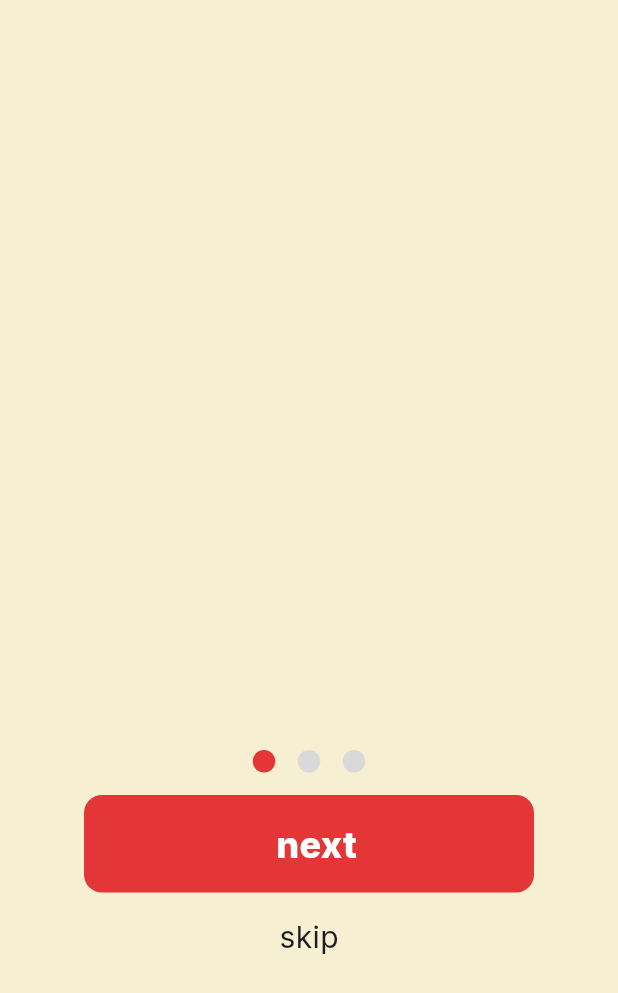
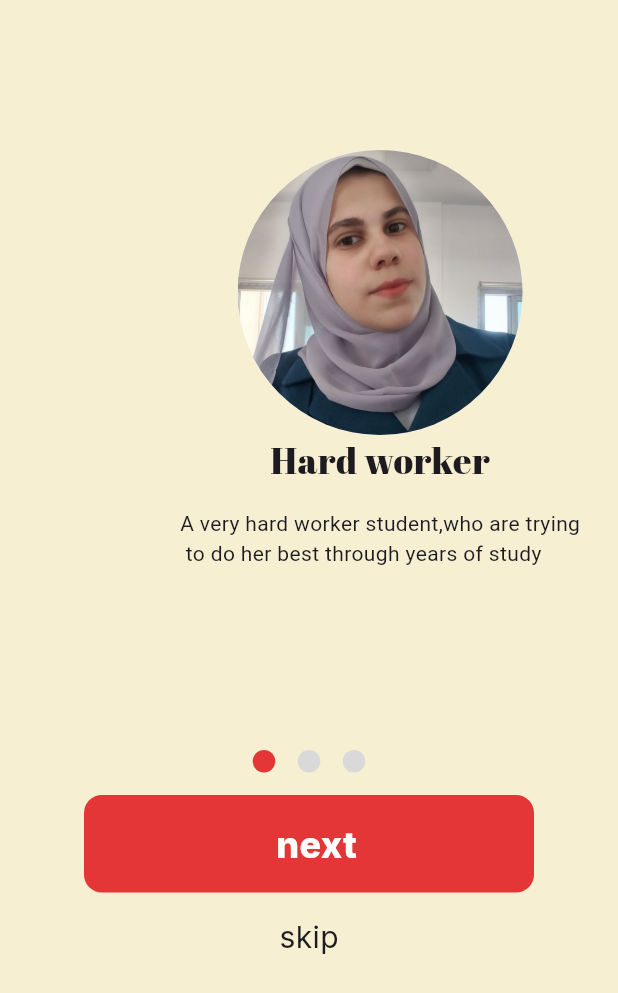
Before and after one commit to SMaged21/salooma_, a Flutter app: the screen it shows after launch, on a phone screen of 412 x 824 dp. Shown: the top 993 px of the screen. Run offline on Flutter 3.47's test engine with Material 3 defaults, Android fonts, the phone set to English and light mode, and no system bars; our stand-ins replace go_router, google_fonts.

Commit message:
on boarding page1 done

```diff
--- a/lib/core/assets/app_images.dart
+++ b/lib/core/assets/app_images.dart
@@ -1,6 +1,6 @@
 class AppImages {
   static String logo = "assets/images/logo.png";
-  static String img1 = "assets/images/1.png";
-  static String img2 = "assets/images/2.png";
-  static String img3 = "assets/images/3.png";
+  static String img1 = "assets/images/1.jpg";
+  static String img2 = "assets/images/2.jpg";
+  static String img3 = "assets/images/3.jpg";
 }
--- /dev/null
+++ b/lib/features/onboarding/presentation/views/onboarding_page1.dart
@@ -0,0 +1,15 @@
+import 'package:flutter/material.dart';
+import 'package:salooma_app/core/app_color.dart';
+import 'package:salooma_app/features/onboarding/presentation/views/widgets/onboarding_page1_body.dart';
+
+class OnboardingPage1 extends StatelessWidget {
+  const OnboardingPage1({super.key});
+
+  @override
+  Widget build(BuildContext context) {
+    return Scaffold(
+      backgroundColor: AppColor.secondColor,
+      body: OnboardingPage1Body(),
+    );
+  }
+}
--- /dev/null
+++ b/lib/features/onboarding/presentation/views/widgets/onboarding_page1_body.dart
@@ -0,0 +1,33 @@
+import 'package:flutter/material.dart';
+import 'package:salooma_app/core/assets/app_fonts.dart';
+import 'package:salooma_app/core/assets/app_images.dart';
+
+class OnboardingPage1Body extends StatelessWidget {
+  const OnboardingPage1Body({super.key});
+
+  @override
+  Widget build(BuildContext context) {
+    return Column(
+      mainAxisAlignment: MainAxisAlignment.start,
+      crossAxisAlignment: CrossAxisAlignment.center,
+      children: [
+        CircleAvatar(
+          radius: 95,
+          child: ClipOval(
+            child: Image.asset(
+              AppImages.img1,
+              width: 200,
+              height: 200,
+              fit: BoxFit.cover,
+            ),
+          ),
+        ),
+        Text("Hard worker", style: AppFonts.st24),
+        SizedBox(height: 15),
+        Text(
+          "A very hard worker student,who are trying\n to do her best through years of study",
+        ),
+      ],
+    );
+  }
+}
--- a/lib/features/onboarding/presentation/views/widgets/onboarding_view_body.dart
+++ b/lib/features/onboarding/presentation/views/widgets/onboarding_view_body.dart
@@ -2,6 +2,7 @@ import 'package:flutter/material.dart';
 import 'package:google_fonts/google_fonts.dart';
 import 'package:salooma_app/core/app_color.dart';
 import 'package:salooma_app/core/assets/app_fonts.dart';
+import 'package:salooma_app/features/onboarding/presentation/views/onboarding_page1.dart';
 
 class OnboardingViewBody extends StatefulWidget {
   const OnboardingViewBody({super.key});
@@ -15,7 +16,13 @@ class _OnboardingViewBodyState extends State<OnboardingViewBody> {
   Widget build(BuildContext context) {
     return Column(
       children: [
-        SizedBox(height: 500, child: PageView(children: [])),
+        Padding(
+          padding: const EdgeInsets.only(top: 100, left: 120),
+          child: SizedBox(
+            height: 400,
+            child: PageView(children: [OnboardingPage1()]),
+          ),
+        ),
         GroupOfContainers(),
         SizedBox(height: 15),
         CustomButton(),
```
